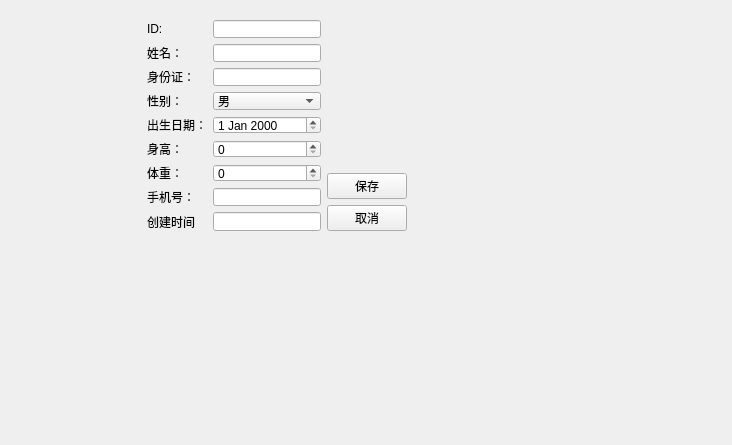
This is patienteditview.ui in zhuguotiao/Lab as Qt 5 draws it before an edit. The edited form follows.
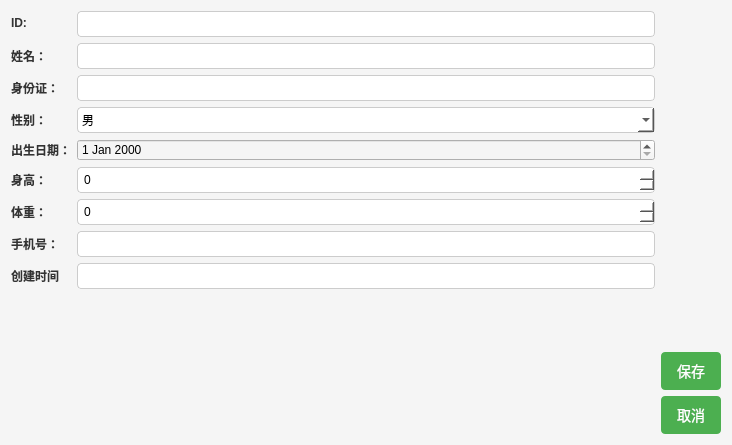
This is the edited form.

Diff of the .ui file:
```diff
--- a/patienteditview.ui
+++ b/patienteditview.ui
@@ -13,29 +13,71 @@
   <property name="windowTitle">
    <string>患者编辑</string>
   </property>
-  <widget class="QWidget" name="layoutWidget">
-   <property name="geometry">
-    <rect>
-     <x>51</x>
-     <y>20</y>
-     <width>451</width>
-     <height>211</height>
-    </rect>
-   </property>
+  <property name="styleSheet">
+   <string notr="true">
+    /* 设置背景颜色和字体样式 */
+    QWidget {
+        background-color: #f5f5f5;
+        font-family: Arial, sans-serif;
+        font-size: 12px;
+    }
+
+    /* 设置 QLabel 的样式 */
+    QLabel {
+        color: #333333;
+        font-weight: bold;
+    }
+
+    /* 设置 QLineEdit 的样式 */
+    QLineEdit {
+        border: 1px solid #cccccc;
+        border-radius: 4px;
+        padding: 4px;
+        background: #ffffff;
+    }
+
+    /* 设置 QComboBox 的样式 */
+    QComboBox {
+        border: 1px solid #cccccc;
+        border-radius: 4px;
+        padding: 4px;
+        background: #ffffff;
+    }
+
+    /* 设置 QSpinBox 的样式 */
+    QSpinBox {
+        border: 1px solid #cccccc;
+        border-radius: 4px;
+        padding: 4px;
+        background: #ffffff;
+    }
+
+    /* 设置 QPushButton 的样式 */
+    QPushButton {
+        background-color: #4CAF50;
+        color: white;
+        border: none;
+        border-radius: 4px;
+        padding: 8px 16px;
+        font-size: 14px;
+    }
+
+    QPushButton:hover {
+        background-color: #45a049;
+    }
+
+    QPushButton#button_cancel {
+        background-color: #f44336;
+    }
+
+    QPushButton#button_cancel:hover {
+        background-color: #d32f2f;
+    }
+   </string>
+  </property>
+  <layout class="QVBoxLayout" name="verticalLayout_2">
+   <item>
    <layout class="QHBoxLayout" name="horizontalLayout">
-    <item>
-     <spacer name="horizontalSpacer">
-      <property name="orientation">
-       <enum>Qt::Orientation::Horizontal</enum>
-      </property>
-      <property name="sizeHint" stdset="0">
-       <size>
-        <width>40</width>
-        <height>20</height>
-       </size>
-      </property>
-     </spacer>
-    </item>
     <item>
      <layout class="QFormLayout" name="formLayout">
       <item row="0" column="0">
@@ -172,21 +214,9 @@
       </item>
      </layout>
     </item>
-    <item>
-     <spacer name="horizontalSpacer_2">
-      <property name="orientation">
-       <enum>Qt::Orientation::Horizontal</enum>
-      </property>
-      <property name="sizeHint" stdset="0">
-       <size>
-        <width>40</width>
-        <height>20</height>
-       </size>
-      </property>
-     </spacer>
-    </item>
-   </layout>
-  </widget>
+    </layout>
+   </item>
+  </layout>
  </widget>
  <resources/>
  <connections/>
```
Lines whose indentation alone changed are shown as unchanged.
